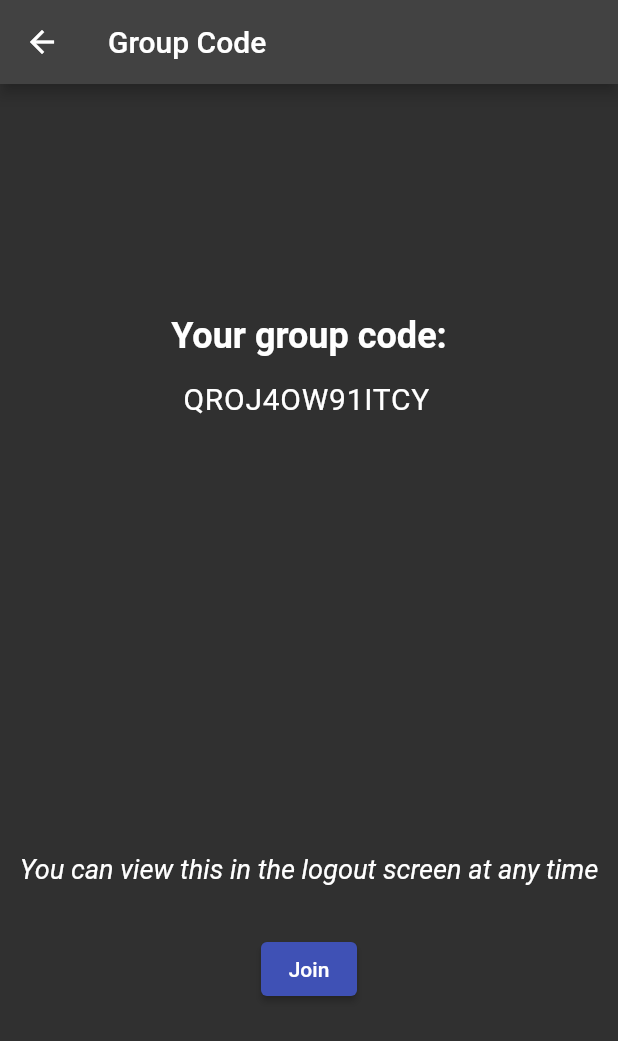
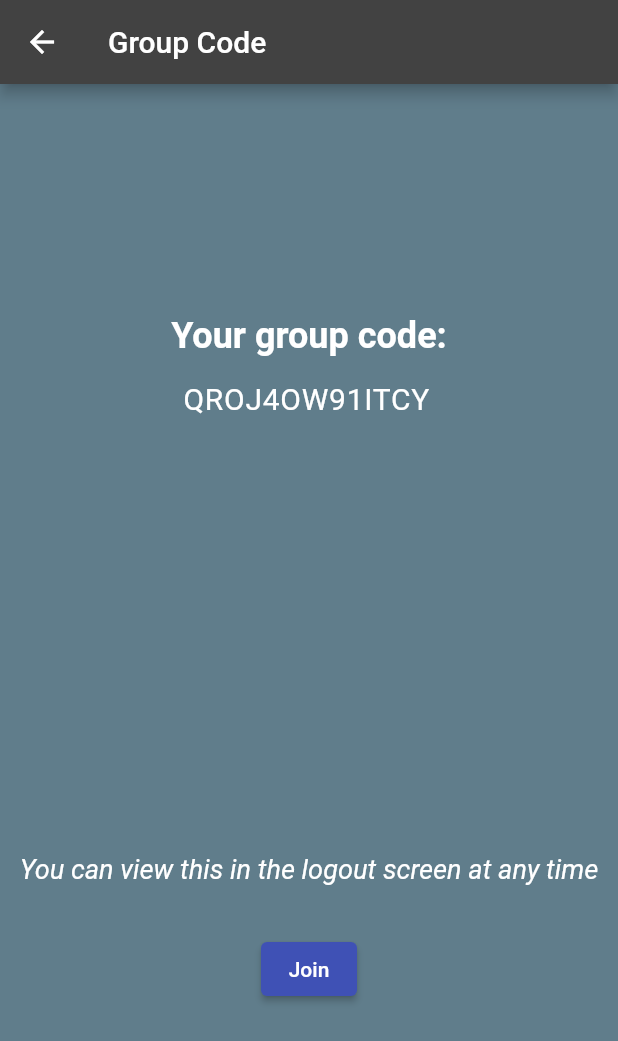
Before and after one commit to ethereus/SyncIn, a Flutter app: the GroupChoiceScreen screen opened directly, after a tap on "Create a Group", on a phone screen of 412 x 824 dp. Shown: the top 1041 px of the screen. Run offline on Flutter 3.47's test engine with Material 2 defaults, Android fonts, the phone set to English and light mode, and no system bars; our stand-ins replace file_picker, firebase_auth, firebase_core, firebase_database, google_sign_in, shared_preferences; missing offline and left inert: flutter_background, flutter_clean_calendar, icalendar_parser; accounts and stored records are empty.

Commit message:
login screens match

```diff
--- a/lib/main.dart
+++ b/lib/main.dart
@@ -473,6 +473,7 @@ class _GroupChoiceScreenState extends State<GroupChoiceScreen> {
   @override
   Widget build(BuildContext context) {
     return Scaffold(
+      backgroundColor: Colors.blueGrey,
       body: Center(
         child: Column(
           mainAxisAlignment: MainAxisAlignment.center,
@@ -568,6 +569,7 @@ class _GroupCodeScreenState extends State<GroupCodeScreen> {
   @override
   Widget build(BuildContext context) {
     return Scaffold(
+      backgroundColor: Colors.blueGrey,
       appBar: AppBar(
         title: Text('Group Code'),
       ),
```
